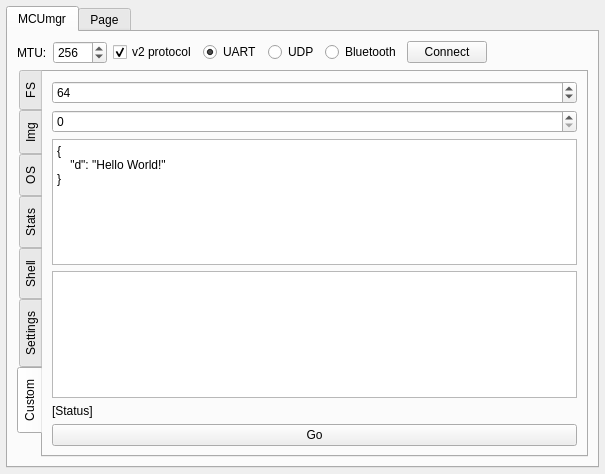
The window that plugins/mcumgr/form.ui (thedjnK/AuTerm) describes before a commit, drawn with Qt 5.
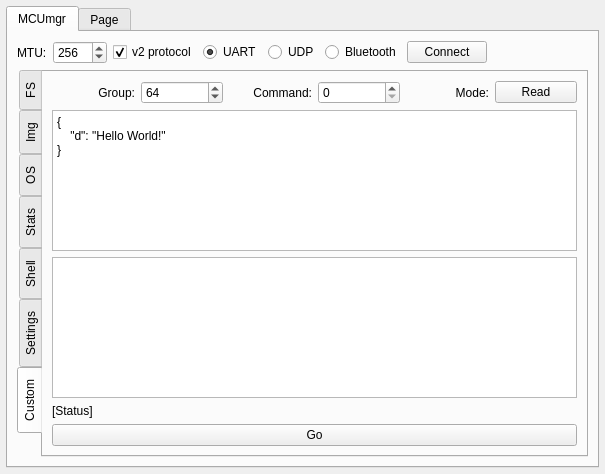
The same window after the commit. The open tabs and pages were chosen to show the change. Custom widgets are drawn as their Qt base class.

Commit message: add read/write toggle

```diff
--- a/plugins/mcumgr/form.ui
+++ b/plugins/mcumgr/form.ui
@@ -1798,24 +1798,24 @@
            <string>Custom</string>
           </attribute>
           <layout class="QGridLayout" name="gridLayout_17">
-           <item row="0" column="0">
-            <widget class="QSpinBox" name="spinBox_Custom_Group">
-             <property name="value">
-              <number>64</number>
-             </property>
-            </widget>
+           <item row="7" column="0">
+            <widget class="QPlainTextEdit" name="edit_Custom_Response"/>
            </item>
-           <item row="5" column="0">
+           <item row="9" column="0">
             <widget class="QPushButton" name="btn_Custom_Go">
              <property name="text">
               <string>Go</string>
              </property>
             </widget>
            </item>
-           <item row="3" column="0">
-            <widget class="QPlainTextEdit" name="edit_Custom_Response"/>
+           <item row="8" column="0">
+            <widget class="QLabel" name="lbl_Custom_Status">
+             <property name="text">
+              <string>[Status]</string>
+             </property>
+            </widget>
            </item>
-           <item row="2" column="0">
+           <item row="6" column="0">
             <widget class="QPlainTextEdit" name="edit_Custom_Request">
              <property name="plainText">
               <string>{
@@ -1824,15 +1824,59 @@
              </property>
             </widget>
            </item>
-           <item row="1" column="0">
-            <widget class="QSpinBox" name="spinBox_Custom_Command"/>
-           </item>
-           <item row="4" column="0">
-            <widget class="QLabel" name="lbl_Custom_Status">
-             <property name="text">
-              <string>[Status]</string>
-             </property>
-            </widget>
+           <item row="0" column="0">
+            <layout class="QHBoxLayout" name="horizontalLayout_18">
+             <item>
+              <widget class="QLabel" name="lbl_Custom_Group">
+               <property name="text">
+                <string>Group:</string>
+               </property>
+               <property name="alignment">
+                <set>Qt::AlignRight|Qt::AlignTrailing|Qt::AlignVCenter</set>
+               </property>
+              </widget>
+             </item>
+             <item>
+              <widget class="QSpinBox" name="spinBox_Custom_Group">
+               <property name="alignment">
+                <set>Qt::AlignLeading|Qt::AlignLeft|Qt::AlignVCenter</set>
+               </property>
+               <property name="value">
+                <number>64</number>
+               </property>
+              </widget>
+             </item>
+             <item>
+              <widget class="QLabel" name="lbl_Custom_Command">
+               <property name="text">
+                <string>Command:</string>
+               </property>
+               <property name="alignment">
+                <set>Qt::AlignRight|Qt::AlignTrailing|Qt::AlignVCenter</set>
+               </property>
+              </widget>
+             </item>
+             <item>
+              <widget class="QSpinBox" name="spinBox_Custom_Command"/>
+             </item>
+             <item>
+              <widget class="QLabel" name="lbl_Custom_Mode">
+               <property name="text">
+                <string>Mode:</string>
+               </property>
+               <property name="alignment">
+                <set>Qt::AlignRight|Qt::AlignTrailing|Qt::AlignVCenter</set>
+               </property>
+              </widget>
+             </item>
+             <item>
+              <widget class="QPushButton" name="btn_Custom_RW_Toggle">
+               <property name="text">
+                <string>Read</string>
+               </property>
+              </widget>
+             </item>
+            </layout>
            </item>
           </layout>
          </widget>
```
The commit also changes 6 other files.
